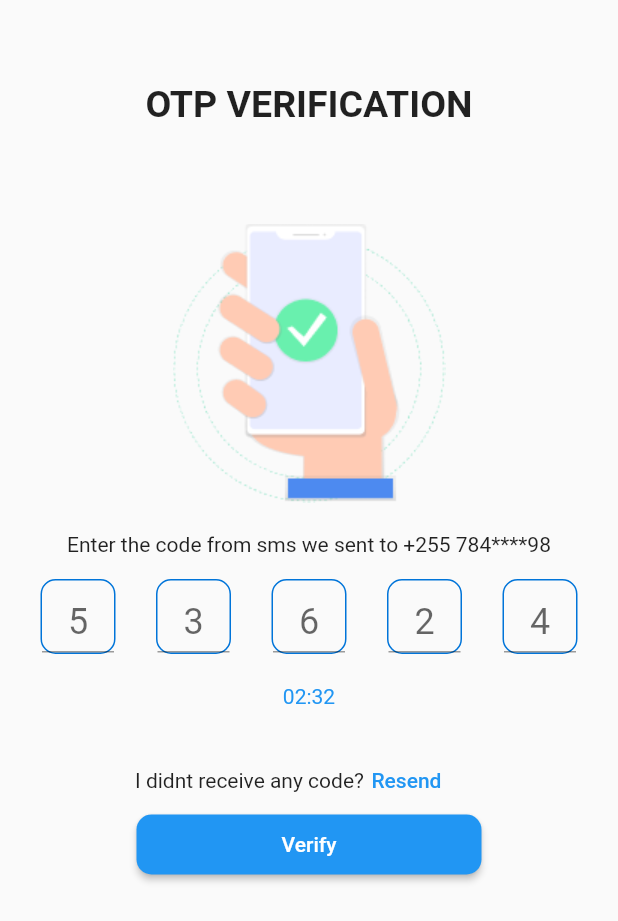
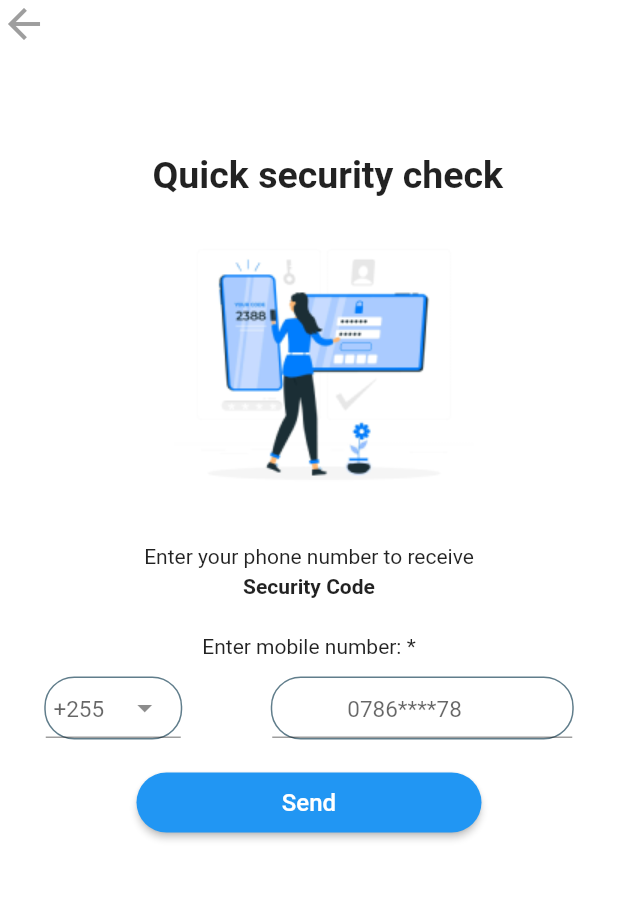
Before and after one commit to PatrickMamsery/pixel-insurance-app, a Flutter app: the screen it shows after launch, on a phone screen of 412 x 824 dp. Shown: the top 921 px of the screen. Run offline on Flutter 3.47's test engine with Material 2 defaults, Android fonts, the phone set to English and light mode, and no system bars; our stand-ins replace flutter_native_splash, flutter_screenutil, get, intl_phone_number_input, loading_indicator.

Commit message:
forgot password done

```diff
--- /dev/null
+++ b/lib/app/ui/auth/widgets/forgot_password.dart
@@ -0,0 +1,162 @@
+import 'package:flutter/material.dart';
+import 'package:flutter/services.dart';
+import 'package:pixel_insurance/app/ui/theme/app_constants.dart';
+
+class ForgotPassword extends StatelessWidget {
+  const ForgotPassword({super.key});
+
+  @override
+  Widget build(BuildContext context) {
+    return Scaffold(
+      backgroundColor: Colors.white,
+      body: Column(
+        children: [
+          Align(
+            alignment: Alignment.topLeft,
+            child: GestureDetector(
+              child: const Icon(
+                Icons.arrow_back,
+                color: Colors.grey,
+                size: 32,
+              ),
+            ),
+          ),
+          Container(
+            padding: const EdgeInsets.fromLTRB(25, 70, 0, 0),
+            child: const Text(
+              'Quick security check',
+              style: TextStyle(
+                fontSize: 25,
+                fontWeight: FontWeight.bold,
+              ),
+            ),
+          ),
+          SizedBox(
+            child: Container(
+              height: 200,
+              width: 200,
+              margin: const EdgeInsets.fromLTRB(20, 12, 0, 0),
+              child: Image.asset('assets/images/forgot_password.png'),
+            ),
+          ),
+          const Center(
+            heightFactor: 2,
+            child: Column(
+              children: [
+                Text('Enter your phone number to receive'),
+                Padding(
+                  padding: EdgeInsets.symmetric(vertical: 4),
+                  child: Text(
+                    'Security Code',
+                    textAlign: TextAlign.center,
+                    style: TextStyle(
+                      fontWeight: FontWeight.bold,
+                    ),
+                  ),
+                ),
+              ],
+            ),
+          ),
+          const Text(
+            'Enter mobile number: *',
+          ),
+          Padding(
+            padding: const EdgeInsets.symmetric(vertical: 12),
+            child: Form(
+              child: Row(
+                mainAxisAlignment: MainAxisAlignment.spaceEvenly,
+                children: [
+                  Container(
+                    decoration: BoxDecoration(
+                      borderRadius: BorderRadius.circular(20),
+                      border: Border.all(color: Colors.blueGrey),
+                    ),
+                    child: SizedBox(
+                      height: 40,
+                      width: 90,
+                      child: TextFormField(
+                        onChanged: (value) {},
+                        decoration: const InputDecoration(
+                          contentPadding: EdgeInsetsDirectional.only(
+                              start: 2.0, bottom: 15),
+                          hintText: "+255",
+                          hintStyle: TextStyle(
+                            fontSize: 15,
+                            fontWeight: FontWeight.normal,
+                          ),
+                          suffixIcon: Icon(
+                            Icons.arrow_drop_down,
+                          ),
+                        ),
+                        onSaved: (pin1) {},
+                        textAlign: TextAlign.center,
+                        style: Theme.of(context).textTheme.headlineMedium,
+                        keyboardType: TextInputType.phone,
+                      ),
+                    ),
+                  ),
+                  const SizedBox(
+                    height: 10,
+                  ), // Adjust this spacing as needed
+                  Form(
+                    child: Row(
+                      children: [
+                        Container(
+                          decoration: BoxDecoration(
+                            borderRadius: BorderRadius.circular(20),
+                            border: Border.all(color: Colors.blueGrey),
+                          ),
+                          child: SizedBox(
+                            height: 40,
+                            width: 200,
+                            child: TextFormField(
+                              onChanged: (value) {},
+                              decoration: const InputDecoration(
+                                contentPadding: EdgeInsetsDirectional.only(
+                                    start: 50.0, bottom: 15),
+                                hintText: "0786****78",
+                                hintStyle: TextStyle(
+                                  fontSize: 15,
+                                  fontWeight: FontWeight.normal,
+                                ),
+                              ),
+                              onSaved: (pin1) {},
+                              textAlign: TextAlign.left,
+                              style: Theme.of(context).textTheme.headlineMedium,
+                              keyboardType: TextInputType.phone,
+                            ),
+                          ),
+                        ),
+                      ],
+                    ),
+                  ),
+                ],
+              ),
+            ),
+          ),
+          SizedBox(
+              width: 230,
+              height: 50,
+              child: Container(
+                margin: const EdgeInsets.fromLTRB(0, 10, 0, 0),
+                child: ElevatedButton(
+                    onPressed: () {},
+                    style: ElevatedButton.styleFrom(
+                      backgroundColor: Colors.blue,
+                      shape: RoundedRectangleBorder(
+                        borderRadius: BorderRadius.circular(20),
+                      ),
+                    ),
+                    child: const Padding(
+                        padding: EdgeInsets.symmetric(vertical: 5),
+                        child: Text('Send',
+                            style: TextStyle(
+                              fontSize: 16,
+                            )))),
+              ))
+          //flat
+        ],
+      ),
+    );
+  }
+}
--- a/lib/main.dart
+++ b/lib/main.dart
@@ -3,7 +3,8 @@ import "package:get/get.dart";
 import 'package:flutter_screenutil/flutter_screenutil.dart';
 import 'package:flutter_native_splash/flutter_native_splash.dart';
 
-import 'app/ui/auth/OTP_Login.dart';
+import 'app/ui/auth/OTP_Login.dart'; // used when dealing with OTP screen
+import 'app/ui/auth/widgets/forgot_password.dart';
 
 void main() async {
   WidgetsBinding widgetsBinding = WidgetsFlutterBinding.ensureInitialized();
@@ -23,7 +24,7 @@ void main() async {
         return const GetMaterialApp(
           debugShowCheckedModeBanner: false,
           // home: token != null ? const HomePage() : const LoginPage(),
-          home: OTP_Login(),
+          home: ForgotPassword(),
         );
       },
     ),
```
Also changed, not shown: assets/images/forgot_password.png (added).
